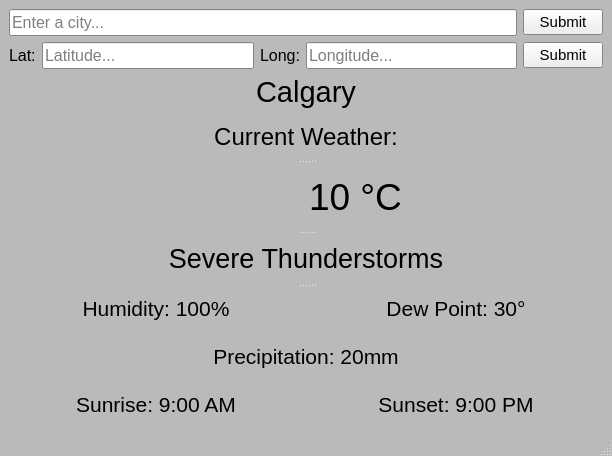
The window that mainwindow.ui (mucube/openweather) describes before a commit, drawn with Qt 5.
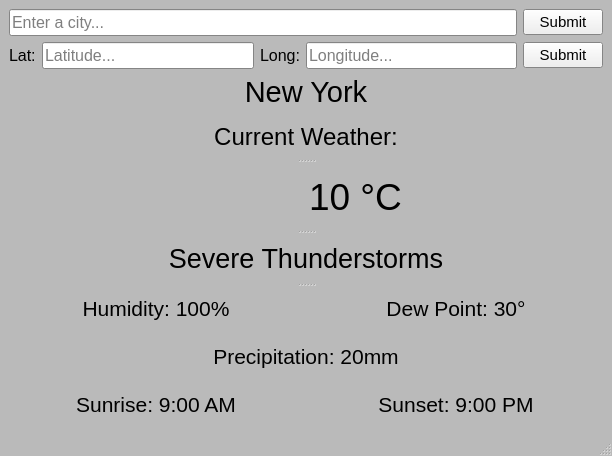
The same window after the commit.

```diff
--- a/mainwindow.ui
+++ b/mainwindow.ui
@@ -173,7 +173,7 @@
        </font>
       </property>
       <property name="text">
-       <string>Calgary</string>
+       <string>New York</string>
       </property>
       <property name="alignment">
        <set>Qt::AlignCenter</set>
```
Left out of the diff: 2 changed lines with no effect on the pictures.
